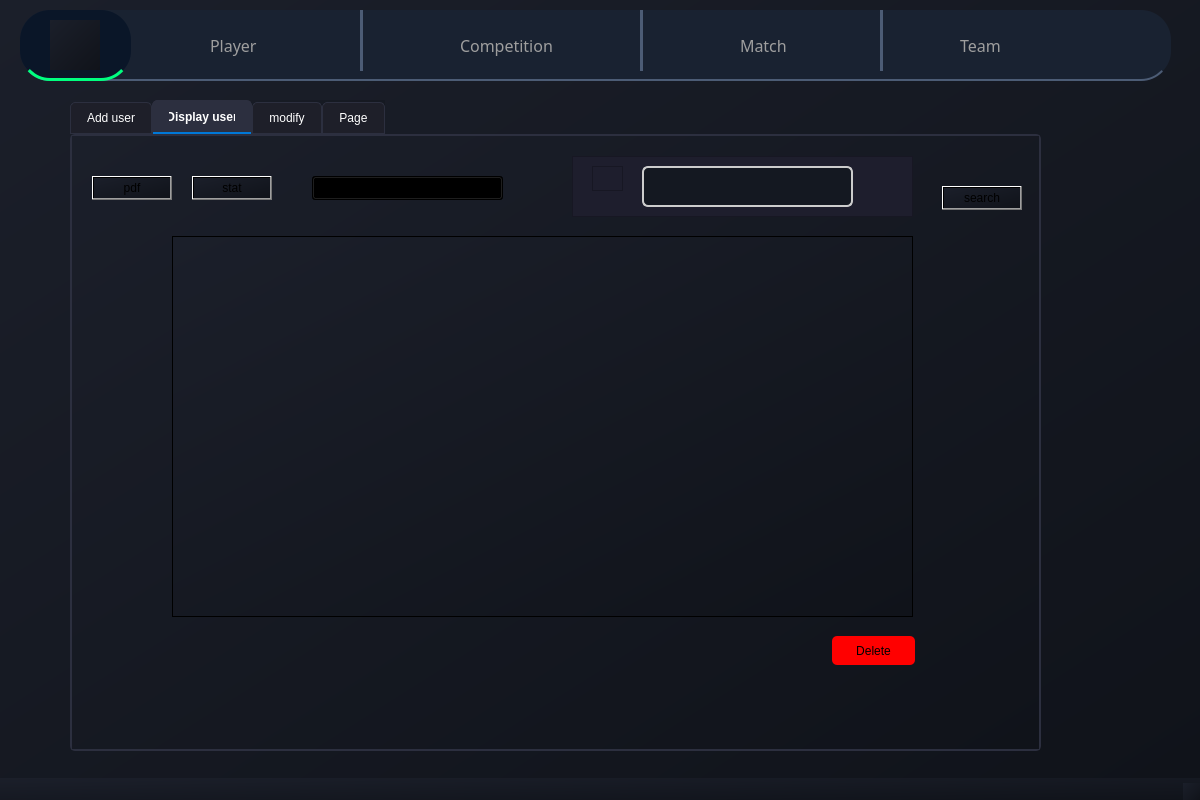
Azer-khadhraoui/ALDAWRY-FOOTBALL, file user.ui: the form before one commit.
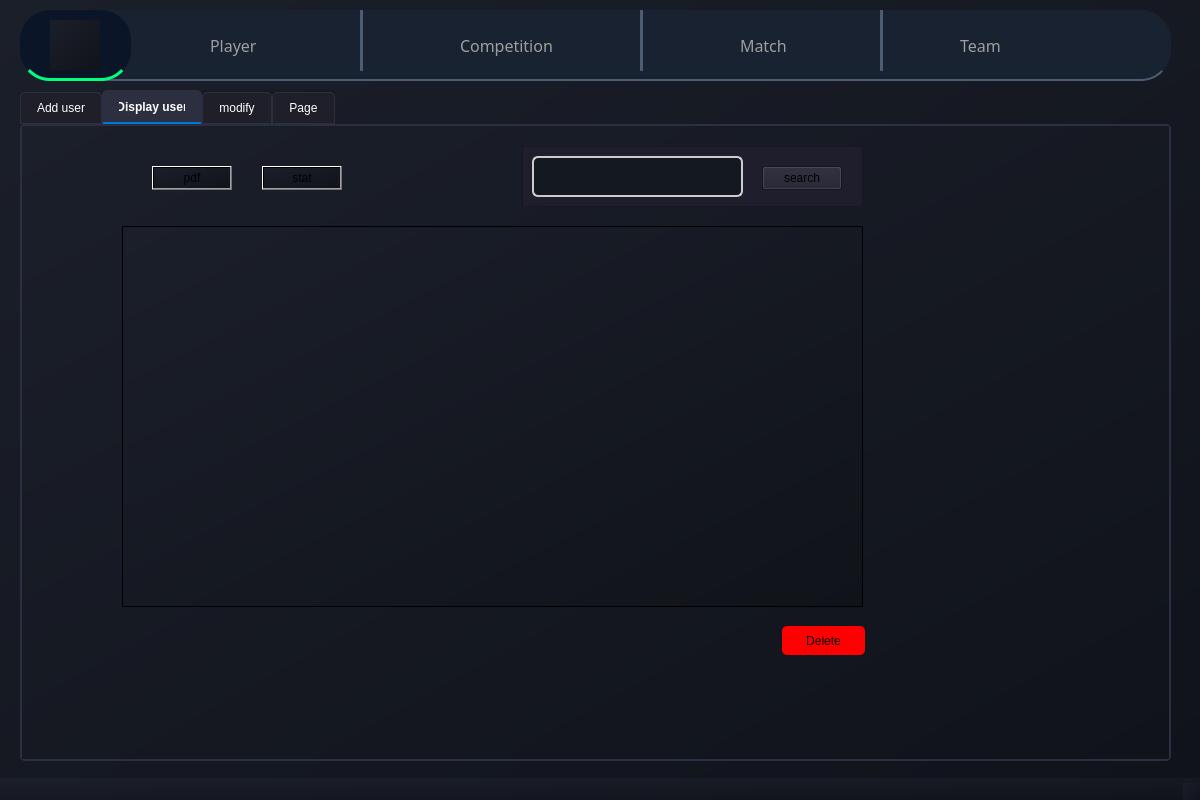
The form after the commit. The open tabs and pages were chosen to show the change. Icons and pictures are not drawn.

Diff of the .ui file:
```diff
--- a/user.ui
+++ b/user.ui
@@ -272,10 +272,10 @@
    <widget class="QTabWidget" name="tabWidget">
     <property name="geometry">
      <rect>
-      <x>70</x>
-      <y>100</y>
-      <width>971</width>
-      <height>651</height>
+      <x>20</x>
+      <y>90</y>
+      <width>1151</width>
+      <height>671</height>
      </rect>
     </property>
     <property name="layoutDirection">
@@ -315,7 +315,7 @@
 </string>
     </property>
     <property name="currentIndex">
-     <number>3</number>
+     <number>1</number>
     </property>
     <widget class="QWidget" name="tab">
      <attribute name="title">
@@ -594,7 +594,7 @@
       <widget class="QLineEdit" name="lineEdit_10">
        <property name="geometry">
         <rect>
-         <x>70</x>
+         <x>10</x>
          <y>10</y>
          <width>211</width>
          <height>41</height>
@@ -628,40 +628,18 @@
         <bool>true</bool>
        </property>
       </widget>
-      <widget class="QFrame" name="frame_7">
+      <widget class="QPushButton" name="searchButton">
        <property name="geometry">
         <rect>
-         <x>20</x>
-         <y>10</y>
-         <width>31</width>
-         <height>25</height>
+         <x>240</x>
+         <y>20</y>
+         <width>80</width>
+         <height>24</height>
         </rect>
        </property>
-       <property name="frameShape">
-        <enum>QFrame::Shape::StyledPanel</enum>
+       <property name="text">
+        <string>search</string>
        </property>
-       <property name="frameShadow">
-        <enum>QFrame::Shadow::Raised</enum>
-       </property>
-       <widget class="QLabel" name="label_21">
-        <property name="geometry">
-         <rect>
-          <x>10</x>
-          <y>10</y>
-          <width>11</width>
-          <height>11</height>
-         </rect>
-        </property>
-        <property name="text">
-         <string/>
-        </property>
-        <property name="pixmap">
-         <pixmap>../../../../../Pictures/proj QT/search.png</pixmap>
-        </property>
-        <property name="scaledContents">
-         <bool>true</bool>
-        </property>
-       </widget>
       </widget>
      </widget>
      <widget class="QPushButton" name="pushButton_3">
@@ -681,33 +659,10 @@
        <string>Delete</string>
       </property>
      </widget>
-     <widget class="QComboBox" name="comboBox">
-      <property name="geometry">
-       <rect>
-        <x>240</x>
-        <y>40</y>
-        <width>191</width>
-        <height>24</height>
-       </rect>
-      </property>
-     </widget>
-     <widget class="QPushButton" name="searchButton">
-      <property name="geometry">
-       <rect>
-        <x>870</x>
-        <y>50</y>
-        <width>80</width>
-        <height>24</height>
-       </rect>
-      </property>
-      <property name="text">
-       <string>search</string>
-      </property>
-     </widget>
      <widget class="QPushButton" name="pdfButton">
       <property name="geometry">
        <rect>
-        <x>20</x>
+        <x>130</x>
         <y>40</y>
         <width>80</width>
         <height>24</height>
@@ -720,7 +675,7 @@
      <widget class="QPushButton" name="statButton">
       <property name="geometry">
        <rect>
-        <x>120</x>
+        <x>240</x>
         <y>40</y>
         <width>80</width>
         <height>24</height>
```
